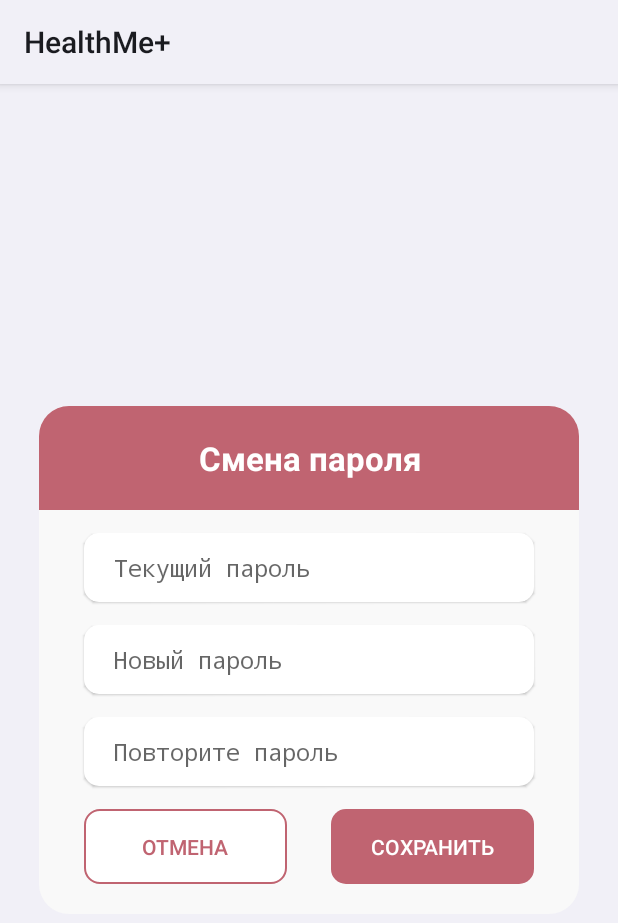
After one commit to HealthMe-app/health_me, an Android app: the layout fragment_change_password.xml on its own in the app's theme, with its tools: preview values and no code run, on a phone screen of 412 x 824 dp. The commit adds this screen. Shown: the top 923 px of the screen. Run offline under Robolectric (Android 15) with nearby library versions, the phone set to English and light mode, and no system bars.

Commit message:
style: fragment change password, edit avatar, edit profile, settings security

```diff
--- /dev/null
+++ b/app/src/main/res/drawable/bg_dark_pink_top_20.xml
@@ -0,0 +1,6 @@
+<?xml version="1.0" encoding="UTF-8"?>
+<shape xmlns:android="http://schemas.android.com/apk/res/android">
+    <solid android:color="@color/dark_pink"/>
+    <corners android:topRightRadius="20dp"
+        android:topLeftRadius="20dp"/>
+</shape>
--- /dev/null
+++ b/app/src/main/res/layout/fragment_change_password.xml
@@ -0,0 +1,73 @@
+<?xml version="1.0" encoding="utf-8"?>
+<androidx.constraintlayout.widget.ConstraintLayout xmlns:android="http://schemas.android.com/apk/res/android"
+    xmlns:app="http://schemas.android.com/apk/res-auto"
+    android:layout_width="wrap_content"
+    android:layout_height="wrap_content"
+    android:layout_gravity="center"
+    android:background="@drawable/bg_gray_20"
+    android:paddingBottom="20dp">
+
+
+    <TextView
+        android:id="@+id/title"
+        android:layout_width="360dp"
+        android:layout_height="wrap_content"
+        android:background="@drawable/bg_dark_pink_top_20"
+        android:gravity="center"
+        android:paddingVertical="20dp"
+        android:text="@string/change_password"
+        android:textColor="@color/white"
+        android:textSize="22sp"
+        android:textStyle="bold"
+        app:layout_constraintEnd_toEndOf="parent"
+        app:layout_constraintStart_toStartOf="parent"
+        app:layout_constraintTop_toTopOf="parent" />
+
+    <EditText
+        android:id="@+id/currentPassword"
+        style="@style/EdittextStyle"
+        android:layout_width="300dp"
+        android:layout_height="wrap_content"
+        android:hint="@string/current_password"
+        android:importantForAutofill="no"
+        android:inputType="textPassword"
+        app:layout_constraintEnd_toEndOf="parent"
+        app:layout_constraintStart_toStartOf="parent"
+        app:layout_constraintTop_toBottomOf="@+id/title" />
+
+    <EditText
+        android:id="@+id/newPassword"
+        style="@style/EdittextStyle"
+        android:layout_width="300dp"
+        android:layout_height="wrap_content"
+        android:hint="@string/new_password"
+        android:importantForAutofill="no"
+        android:inputType="textPassword"
+        app:layout_constraintEnd_toEndOf="parent"
+        app:layout_constraintStart_toStartOf="parent"
+        app:layout_constraintTop_toBottomOf="@+id/currentPassword" />
+
+    <EditText
+        android:id="@+id/repeatNewPassword"
+        style="@style/EdittextStyle"
+        android:layout_width="300dp"
+        android:layout_height="wrap_content"
+        android:hint="@string/repeat_password"
+        android:importantForAutofill="no"
+        android:inputType="textPassword"
+        app:layout_constraintEnd_toEndOf="parent"
+        app:layout_constraintStart_toStartOf="parent"
+        app:layout_constraintTop_toBottomOf="@+id/newPassword" />
+
+    <androidx.appcompat.widget.AppCompatButton
+        android:id="@+id/btnCancel"
+        style="@style/CancelButtonStyle"
+        app:layout_constraintStart_toStartOf="parent"
+        app:layout_constraintTop_toBottomOf="@+id/repeatNewPassword" />
+
+    <androidx.appcompat.widget.AppCompatButton
+        android:id="@+id/btnSave"
+        style="@style/SaveButtonStyle"
+        app:layout_constraintEnd_toEndOf="parent"
+        app:layout_constraintTop_toBottomOf="@+id/repeatNewPassword" />
+</androidx.constraintlayout.widget.ConstraintLayout>
--- a/app/src/main/res/values/strings.xml
+++ b/app/src/main/res/values/strings.xml
@@ -70,5 +70,10 @@
     <string name="Friday">ПТ</string>
     <string name="Saturday">СБ</string>
     <string name="Sunday">ВС</string>
-
+    <string name="avatar">Иконка профиля</string>
+    <string name="offer_to_change_password">Желаете сменить пароль?</string>
+    <string name="change_password">Смена пароля</string>
+    <string name="current_password">Текущий пароль</string>
+    <string name="new_password">Новый пароль</string>
+    <string name="repeat_password">Повторите пароль</string>
 </resources>
```
Also changed, not shown: app/src/main/res/drawable/ic_arrow_gray.xml (added, +9 -0 lines), app/src/main/res/drawable/ic_cat_barsik_avatar.xml (added, +69 -0 lines), app/src/main/res/drawable/ic_cat_jessica_avatar.xml (added, +59 -0 lines), app/src/main/res/drawable/ic_circle_gray.xml (added, +9 -0 lines), app/src/main/res/drawable/ic_circle_pink.xml (added, +10 -0 lines), app/src/main/res/drawable/ic_select.xml (added, +16 -0 lines), app/src/main/res/layout/fragment_edit_avatar.xml (added, +112 -0 lines), app/src/main/res/layout/fragment_edit_profile.xml (added, +87 -0 lines), app/src/main/res/layout/fragment_settings_security.xml (added, +76 -0 lines).
